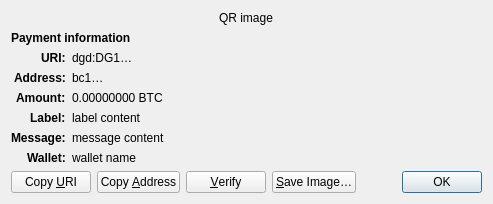
This is src/qt/forms/receiverequestdialog.ui in FastPaymentsInc/DigitalGold as Qt 5 draws it before an edit. The edited form follows.
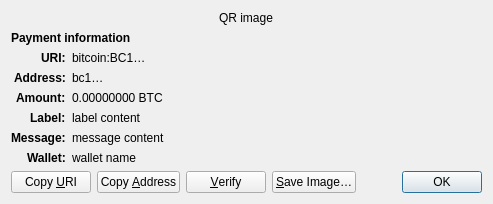
This is the edited form. Custom widgets are drawn as their Qt base class.

```diff
--- a/src/qt/forms/receiverequestdialog.ui
+++ b/src/qt/forms/receiverequestdialog.ui
@@ -65,7 +65,7 @@
    <item row="2" column="1" alignment="Qt::AlignTop">
     <widget class="QLabel" name="uri_content">
      <property name="text">
-      <string notr="true">dgd:DG1…</string>
+      <string notr="true">bitcoin:BC1…</string>
      </property>
      <property name="textFormat">
       <enum>Qt::RichText</enum>
```
